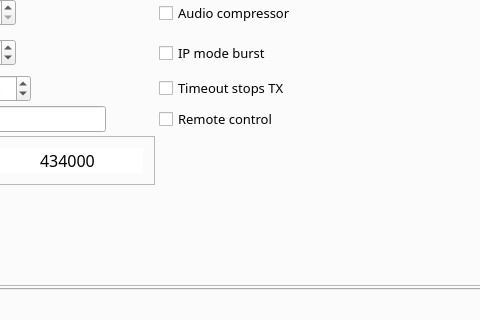
First picture: the form in mainwindow.ui, repository qradiolink/qradiolink, before the edit; both pictures show x 687 to 1167 and y 211 to 531 of the 1400 by 721 pixel window.
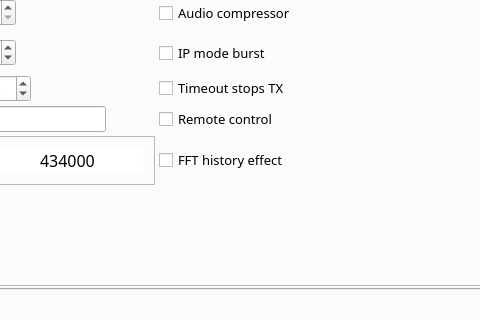
Second picture: the form after the edit. The open tabs and pages were chosen to show the change. Icons and pictures are not drawn. Custom widgets are drawn as their Qt base class.

Commit message: FFT history effect with configurable option

The edit to the form file:
```diff
--- a/mainwindow.ui
+++ b/mainwindow.ui
@@ -3565,6 +3565,13 @@
                    </property>
                   </widget>
                  </item>
+                 <item row="13" column="4">
+                  <widget class="QCheckBox" name="fftHistoryCheckBox">
+                   <property name="text">
+                    <string>FFT history effect</string>
+                   </property>
+                  </widget>
+                 </item>
                 </layout>
                </widget>
               </item>
```
Left out of the diff: 2 changed lines with no effect on the pictures. The commit also changes 6 other files.
